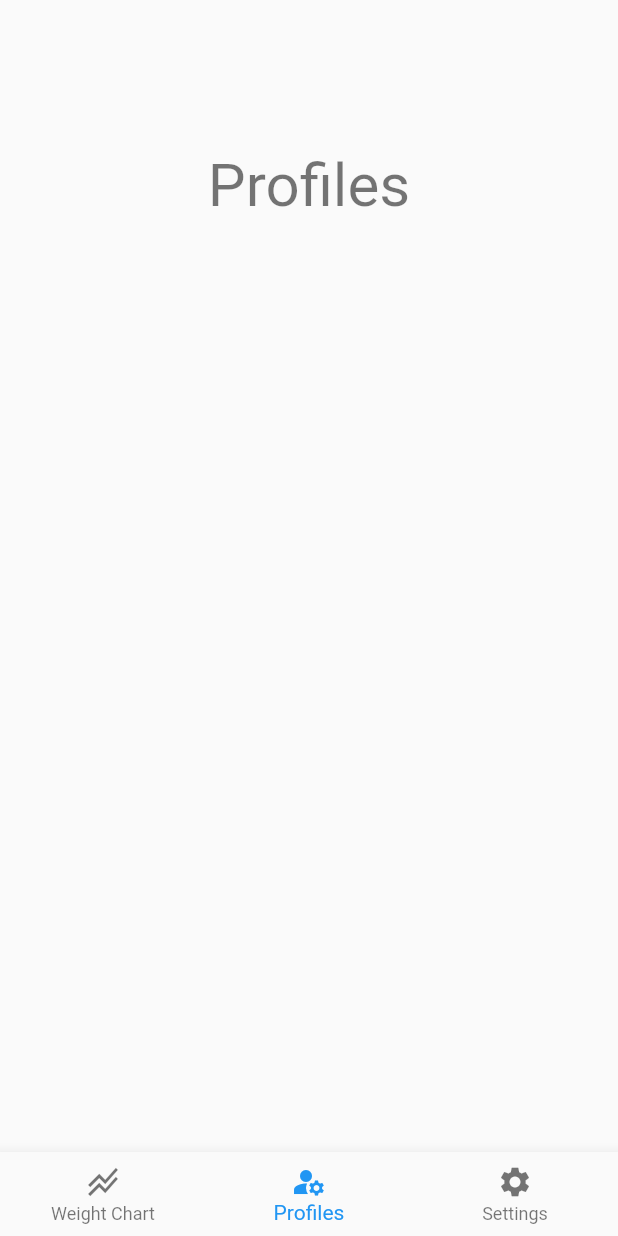
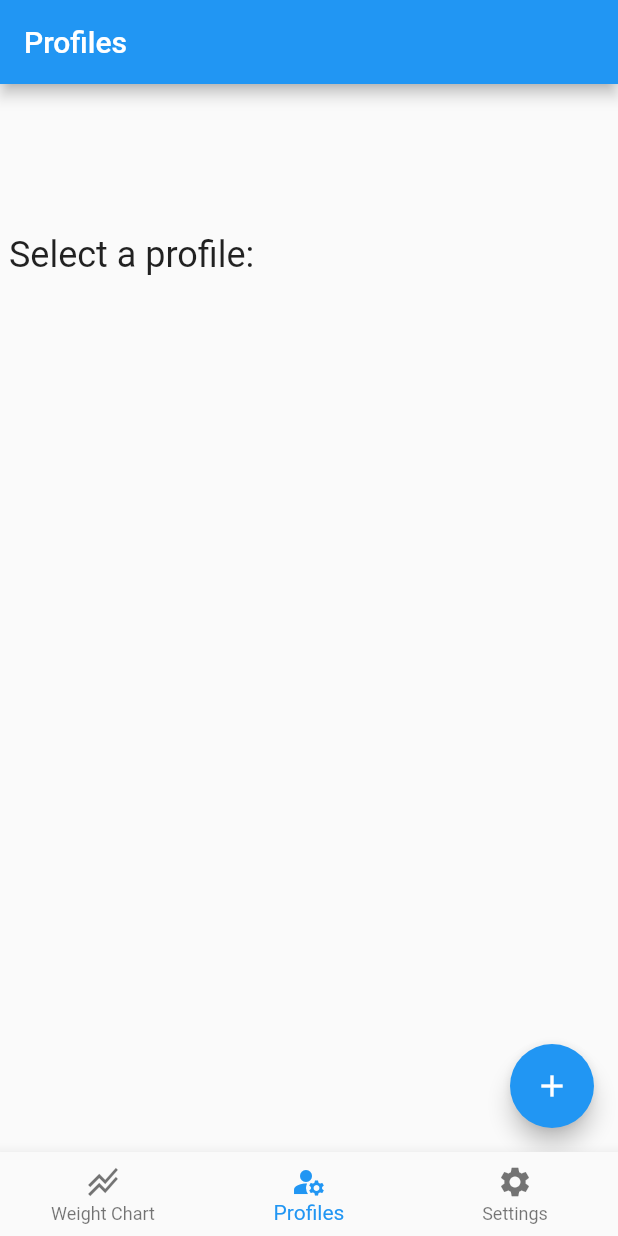
Before and after one commit to Vodichian/Coach, a Flutter app: the ProfileManager screen opened by its route, on a phone screen of 412 x 824 dp. Run offline on Flutter 3.47's test engine with Material 2 defaults, Android fonts, the light colour scheme and no system bars; our stand-ins replace fl_chart, go_router, logger; missing offline and left inert: desktop_window.

Commit message:
- GoRouter fully implemented - FloatingActionButton added to ProfileManager, with correct routes - Back button added to ProfileEditor, sans logic

```diff
--- a/lib/database/health_record.dart
+++ b/lib/database/health_record.dart
@@ -1,5 +1,4 @@
-/// "Measurement Date","Timezone","Weight(kg)","Body Fat(%)","Visceral Fat","Resting Metabolism(kcal)","Skeletal Muscle(%)","Skeletal Muscle（ARMS）(%)","Skeletal Muscle（TRUNK）(%)","Skeletal Muscle（LEGS）(%)","Subcutaneous fat(%)","Subcutaneous fat（ARMS）(%)","Subcutaneous fat（TRUNK）(%)","Subcutaneous fat（LEGS）(%)","BMI","Body Age(years old)","Device"
-/// "2023/07/01 12:08","Asia/Ho_Chi_Minh","81.00","28.9","21.0","1736","28.3","33.6","20.7","45.7","20.9","25.9","19.5","26.4","31.6","62","HBF-702T"
+library;
 
 class HealthRecord {
   static const String unknownDevice = "Unknown Device";
--- a/lib/main.dart
+++ b/lib/main.dart
@@ -1,4 +1,5 @@
 import 'package:coach/views/loading_screen.dart';
+import 'package:coach/views/profile_editor.dart';
 import 'package:coach/views/profile_manager.dart';
 import 'package:coach/views/weight_chart.dart';
 import 'package:desktop_window/desktop_window.dart';
@@ -72,7 +73,16 @@ class Coach extends StatelessWidget {
                   path: '/profiles',
                   builder: (context, state) {
                     return const ProfileManager();
-                  }),
+                  },
+                  routes: <RouteBase>[
+                  GoRoute(
+                    path: 'create_profile',
+                    parentNavigatorKey: _rootNavigatorKey,
+                    builder: (context, state) {
+                      return const ProfileEditor();
+                    },),
+                ]
+              ),
               GoRoute(
                   path: '/settings',
                   builder: (context, state) {
--- a/lib/views/profile_manager.dart
+++ b/lib/views/profile_manager.dart
@@ -1,6 +1,7 @@
 import 'package:coach/database/local_database.dart';
 import 'package:coach/database/profile.dart';
 import 'package:flutter/material.dart';
+import 'package:go_router/go_router.dart';
 import 'package:logger/logger.dart';
 import 'package:provider/provider.dart';
 
@@ -18,17 +19,26 @@ class ProfileManager extends StatefulWidget {
 class _ProfileManagerState extends State<ProfileManager> {
   @override
   Widget build(BuildContext context) {
-    return Center(
+    return Scaffold(
+      appBar: AppBar(title: const Text('Profiles')),
+      floatingActionButton: FloatingActionButton(
+        onPressed: () {
+          GoRouter.of(context).push('/profiles/create_profile');
+        },
+        child: const Icon(Icons.add),
+      ),
+      body: Center(
           child: SizedBox(
         width: 400,
         child: Column(
+          crossAxisAlignment: CrossAxisAlignment.start,
           children: [
             const SizedBox(
               height: 100,
             ),
             Text(
-            'Profiles',
-            style: Theme.of(context).textTheme.headlineLarge,
+              'Select a profile:',
+              style: Theme.of(context).textTheme.headlineSmall,
             ),
             ListView(
               shrinkWrap: true,
@@ -36,7 +46,8 @@ class _ProfileManagerState extends State<ProfileManager> {
             ),
           ],
         ),
-    ));
+      )),
+    );
   }
 
   List<Widget> _profileList() {
```
Also changed, not shown: lib/views/profile_editor.dart (+25 -4 lines), 1 other file. Lines whose indentation alone changed are shown as unchanged.
